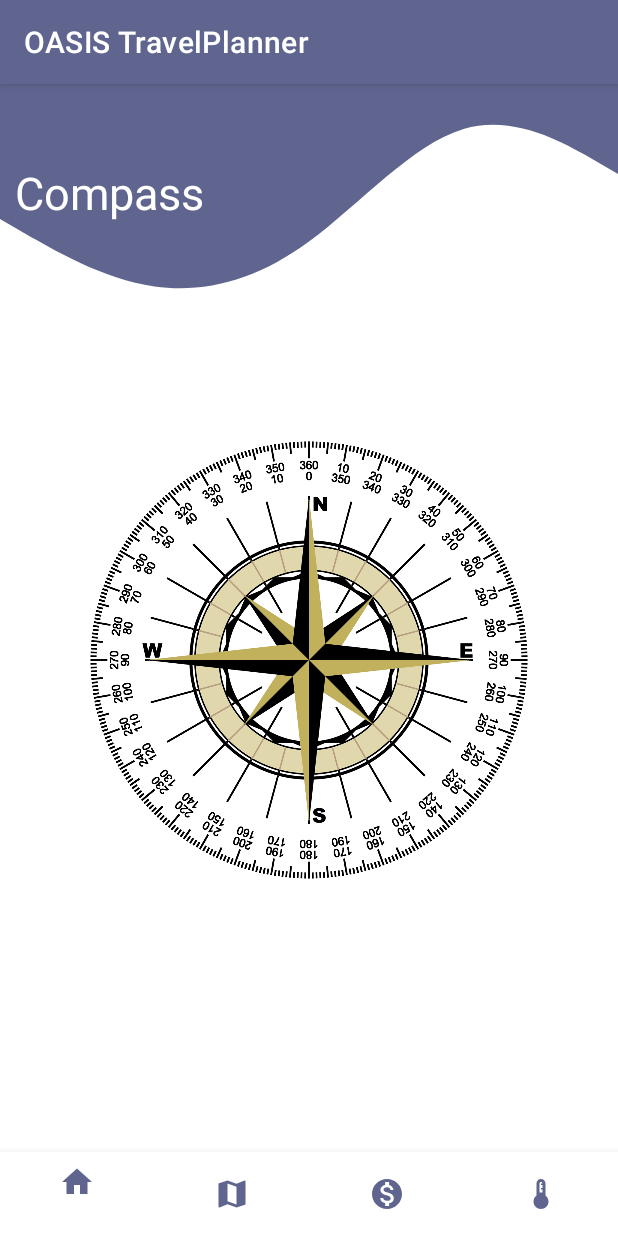
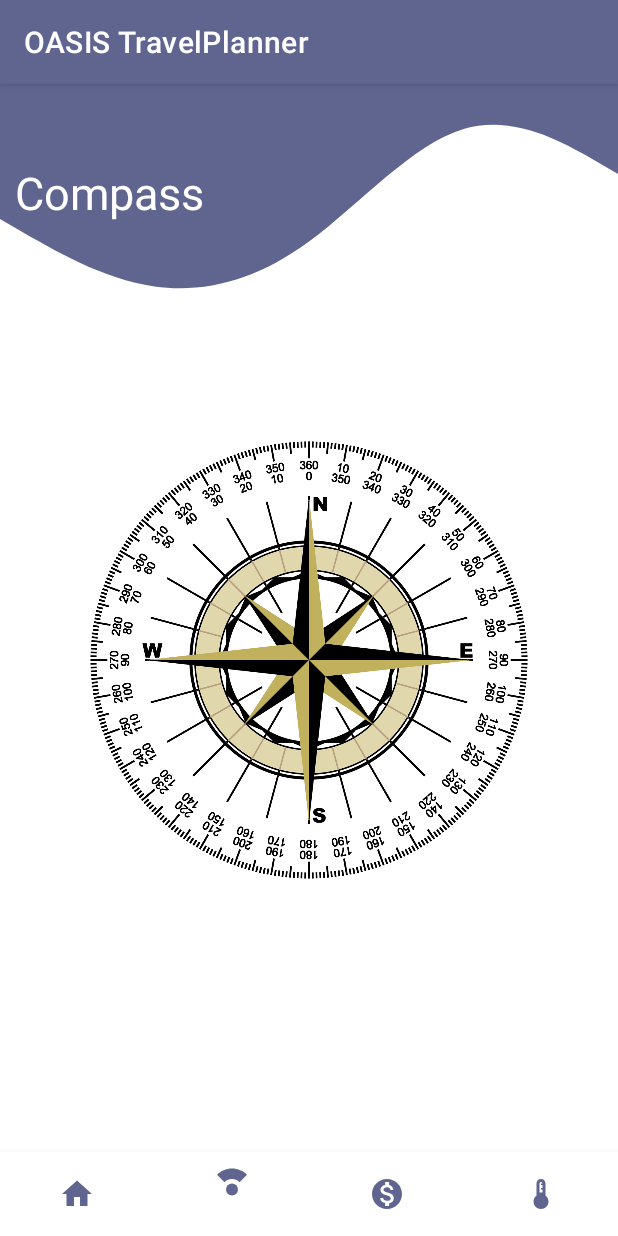
Before and after one commit to kawyasamarasinghe/OASIS, an Android app: the Compass screen opened directly, with no data from a screen before it, on a phone screen of 412 x 824 dp. Run offline under Robolectric (Android 15) with nearby library versions, the phone set to English and light mode, and no system bars; Roboto replaces fonts that are not available here.

Commit message:
added bottom navigation

```diff
--- a/app/src/main/res/menu/bottom_nav_menu.xml
+++ b/app/src/main/res/menu/bottom_nav_menu.xml
@@ -5,8 +5,8 @@
         android:id="@+id/home"
         android:icon="@drawable/ic_baseline_home_24"/>
     <item android:title=""
-        android:id="@+id/map"
-        android:icon="@drawable/ic_baseline_map_24"/>
+        android:id="@+id/compass"
+        android:icon="@drawable/ic_baseline_compass_calibration_24"/>
     <item android:title=""
         android:id="@+id/currencycon"
         android:icon="@drawable/ic_currencyconvertor"/>
```
